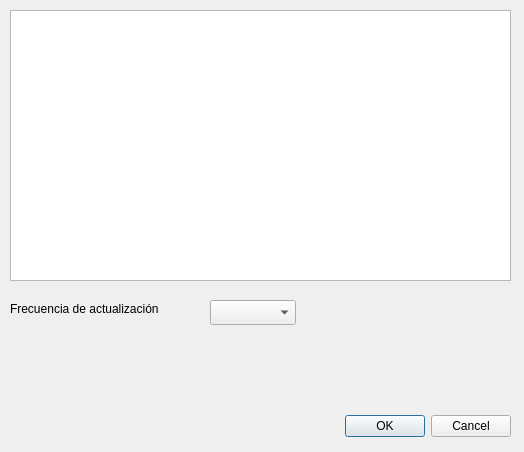
Old version of the form dinfobolas.ui in the repository Crespuig/bolas.
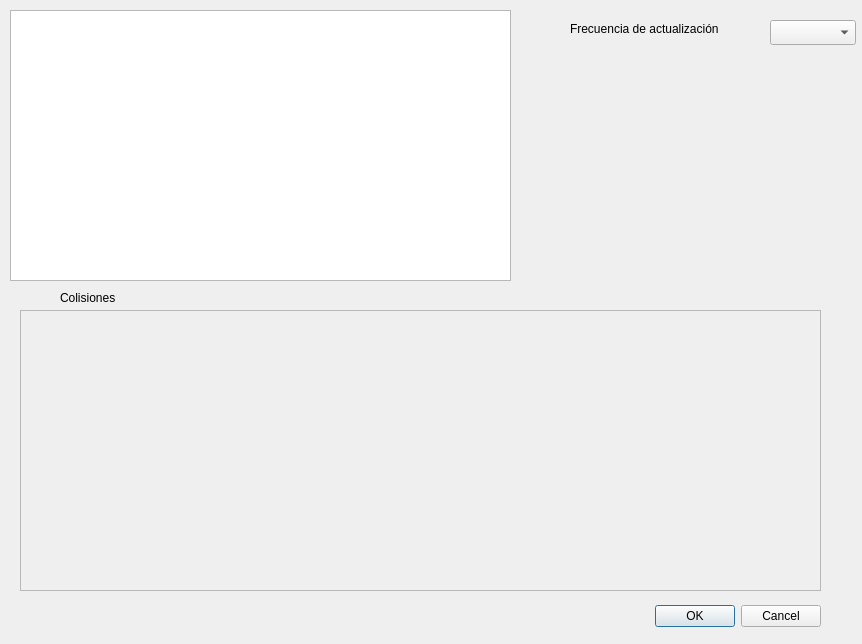
New version of the form.

```diff
--- a/dinfobolas.ui
+++ b/dinfobolas.ui
@@ -6,8 +6,8 @@
    <rect>
     <x>0</x>
     <y>0</y>
-    <width>524</width>
-    <height>452</height>
+    <width>862</width>
+    <height>644</height>
    </rect>
   </property>
   <property name="windowTitle">
@@ -16,8 +16,8 @@
   <widget class="QDialogButtonBox" name="buttonBox">
    <property name="geometry">
     <rect>
-     <x>170</x>
-     <y>410</y>
+     <x>480</x>
+     <y>600</y>
      <width>341</width>
      <height>32</height>
     </rect>
@@ -42,8 +42,8 @@
   <widget class="QLabel" name="txtFrecuencia">
    <property name="geometry">
     <rect>
-     <x>10</x>
-     <y>300</y>
+     <x>570</x>
+     <y>20</y>
      <width>191</width>
      <height>17</height>
     </rect>
@@ -55,13 +55,42 @@
   <widget class="QComboBox" name="listaFrecuencia">
    <property name="geometry">
     <rect>
-     <x>210</x>
-     <y>300</y>
+     <x>770</x>
+     <y>20</y>
      <width>86</width>
      <height>25</height>
     </rect>
    </property>
   </widget>
+  <widget class="QFrame" name="frameColisiones">
+   <property name="geometry">
+    <rect>
+     <x>20</x>
+     <y>310</y>
+     <width>801</width>
+     <height>281</height>
+    </rect>
+   </property>
+   <property name="frameShape">
+    <enum>QFrame::StyledPanel</enum>
+   </property>
+   <property name="frameShadow">
+    <enum>QFrame::Raised</enum>
+   </property>
+  </widget>
+  <widget class="QLabel" name="label">
+   <property name="geometry">
+    <rect>
+     <x>60</x>
+     <y>290</y>
+     <width>81</width>
+     <height>16</height>
+    </rect>
+   </property>
+   <property name="text">
+    <string>Colisiones</string>
+   </property>
+  </widget>
  </widget>
  <resources/>
  <connections>
```
